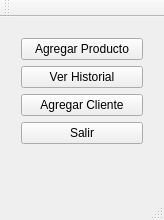
sammygm6/Examen2Laboratorio, file Examen/mainwindow.ui: the form before one commit.
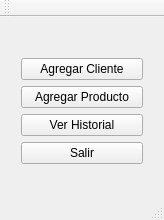
The form after the commit.

What changed in the file:
```diff
--- a/Examen/mainwindow.ui
+++ b/Examen/mainwindow.ui
@@ -18,7 +18,7 @@
     <property name="geometry">
      <rect>
       <x>10</x>
-      <y>10</y>
+      <y>30</y>
       <width>144</width>
       <height>130</height>
      </rect>
@@ -27,7 +27,14 @@
      <item>
       <layout class="QVBoxLayout" name="verticalLayout">
        <item>
-        <widget class="QPushButton" name="pushButton_2">
+        <widget class="QPushButton" name="pb_agregar_cliente">
+         <property name="text">
+          <string>Agregar Cliente</string>
+         </property>
+        </widget>
+       </item>
+       <item>
+        <widget class="QPushButton" name="pb_agregar_producto">
          <property name="text">
           <string>Agregar Producto</string>
          </property>
@@ -40,13 +47,6 @@
          </property>
         </widget>
        </item>
-       <item>
-        <widget class="QPushButton" name="pushButton">
-         <property name="text">
-          <string>Agregar Cliente</string>
-         </property>
-        </widget>
-       </item>
       </layout>
      </item>
      <item>
```
Left out of the diff: 23 changed lines with no effect on the pictures.
